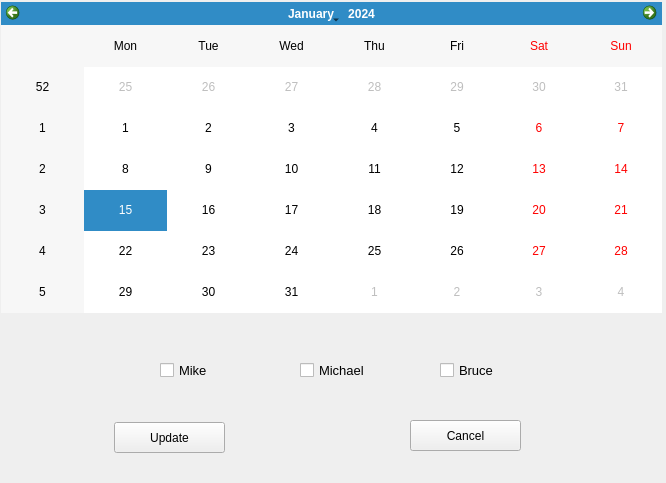
Qt form frmChangeSchedule.ui (chhimichanga/deliveryqueue) before a commit.
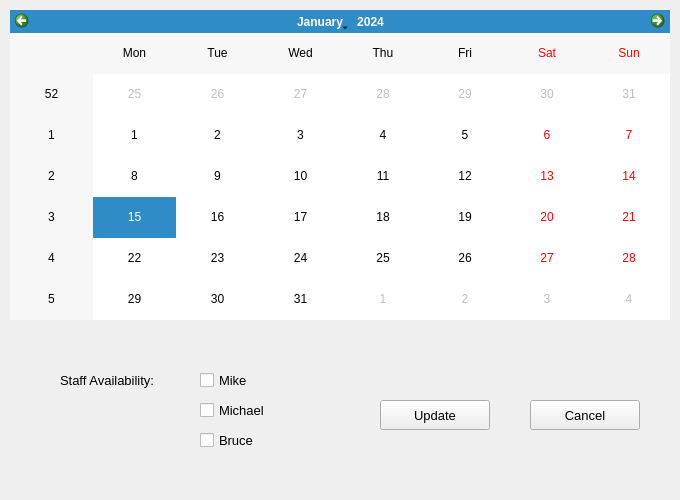
The same form after that commit.

```diff
--- a/frmChangeSchedule.ui
+++ b/frmChangeSchedule.ui
@@ -6,8 +6,8 @@
    <rect>
     <x>0</x>
     <y>0</y>
-    <width>666</width>
-    <height>483</height>
+    <width>680</width>
+    <height>500</height>
    </rect>
   </property>
   <property name="windowTitle">
@@ -16,10 +16,10 @@
   <widget class="QCalendarWidget" name="calendarWidget">
    <property name="geometry">
     <rect>
-     <x>1</x>
-     <y>2</y>
-     <width>661</width>
-     <height>311</height>
+     <x>10</x>
+     <y>10</y>
+     <width>660</width>
+     <height>310</height>
     </rect>
    </property>
    <property name="gridVisible">
@@ -29,12 +29,17 @@
   <widget class="QPushButton" name="btnSubmit">
    <property name="geometry">
     <rect>
-     <x>114</x>
-     <y>422</y>
-     <width>111</width>
-     <height>31</height>
+     <x>380</x>
+     <y>400</y>
+     <width>110</width>
+     <height>30</height>
     </rect>
    </property>
+   <property name="font">
+    <font>
+     <pointsize>10</pointsize>
+    </font>
+   </property>
    <property name="text">
     <string>Update</string>
    </property>
@@ -42,12 +47,17 @@
   <widget class="QPushButton" name="btnCancel">
    <property name="geometry">
     <rect>
-     <x>410</x>
-     <y>420</y>
-     <width>111</width>
-     <height>31</height>
+     <x>530</x>
+     <y>400</y>
+     <width>110</width>
+     <height>30</height>
     </rect>
    </property>
+   <property name="font">
+    <font>
+     <pointsize>10</pointsize>
+    </font>
+   </property>
    <property name="text">
     <string>Cancel</string>
    </property>
@@ -55,10 +65,10 @@
   <widget class="QCheckBox" name="chkEmployee1">
    <property name="geometry">
     <rect>
-     <x>160</x>
-     <y>360</y>
-     <width>81</width>
-     <height>21</height>
+     <x>200</x>
+     <y>370</y>
+     <width>80</width>
+     <height>20</height>
     </rect>
    </property>
    <property name="font">
@@ -73,10 +83,10 @@
   <widget class="QCheckBox" name="chkEmployee2">
    <property name="geometry">
     <rect>
-     <x>300</x>
-     <y>360</y>
-     <width>81</width>
-     <height>21</height>
+     <x>200</x>
+     <y>400</y>
+     <width>80</width>
+     <height>20</height>
     </rect>
    </property>
    <property name="font">
@@ -91,10 +101,10 @@
   <widget class="QCheckBox" name="chkEmployee3">
    <property name="geometry">
     <rect>
-     <x>440</x>
-     <y>360</y>
-     <width>71</width>
-     <height>21</height>
+     <x>200</x>
+     <y>430</y>
+     <width>80</width>
+     <height>20</height>
     </rect>
    </property>
    <property name="font">
@@ -106,6 +116,24 @@
     <string>Bruce</string>
    </property>
   </widget>
+  <widget class="QLabel" name="lblStaffAvailability">
+   <property name="geometry">
+    <rect>
+     <x>60</x>
+     <y>370</y>
+     <width>130</width>
+     <height>20</height>
+    </rect>
+   </property>
+   <property name="font">
+    <font>
+     <pointsize>10</pointsize>
+    </font>
+   </property>
+   <property name="text">
+    <string>Staff Availability:</string>
+   </property>
+  </widget>
  </widget>
  <resources/>
  <connections/>
```
